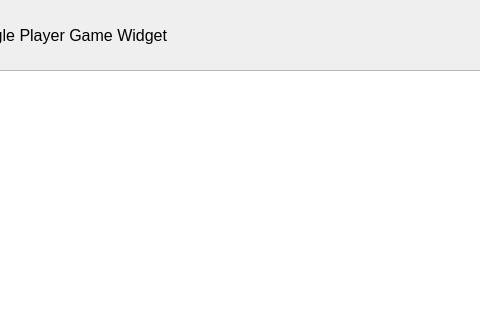
The window that Tank_Trouble_IV/singlegamewidget.ui (raitocc/run) describes before a commit, drawn with Qt 5; both pictures show x 100 to 580 and y 0 to 320 of the 1200 by 800 pixel window.
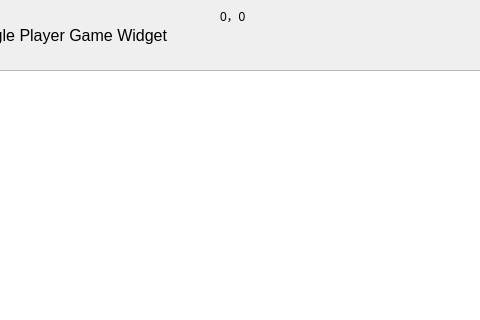
The same window after the commit.

Commit message: 按键获取与鼠标获取同时进行

What changed in the file:
```diff
--- a/Tank_Trouble_IV/singlegamewidget.ui
+++ b/Tank_Trouble_IV/singlegamewidget.ui
@@ -54,6 +54,19 @@
     </rect>
    </property>
   </widget>
+  <widget class="QLabel" name="label_2">
+   <property name="geometry">
+    <rect>
+     <x>320</x>
+     <y>10</y>
+     <width>40</width>
+     <height>12</height>
+    </rect>
+   </property>
+   <property name="text">
+    <string>0，0</string>
+   </property>
+  </widget>
  </widget>
  <resources/>
  <connections/>
```
The commit also changes 2 other files.
